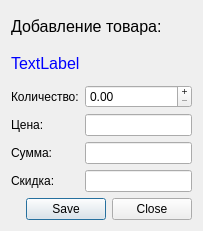
The window that addarticledialog.ui (rust3128/CheckRecoveryWizard) describes before a commit, drawn with Qt 5.
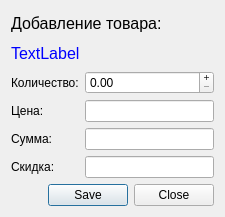
The same window after the commit.

The edit to the form file:
```diff
--- a/addarticledialog.ui
+++ b/addarticledialog.ui
@@ -6,8 +6,8 @@
    <rect>
     <x>0</x>
     <y>0</y>
-    <width>203</width>
-    <height>231</height>
+    <width>225</width>
+    <height>217</height>
    </rect>
   </property>
   <property name="windowTitle">
```
